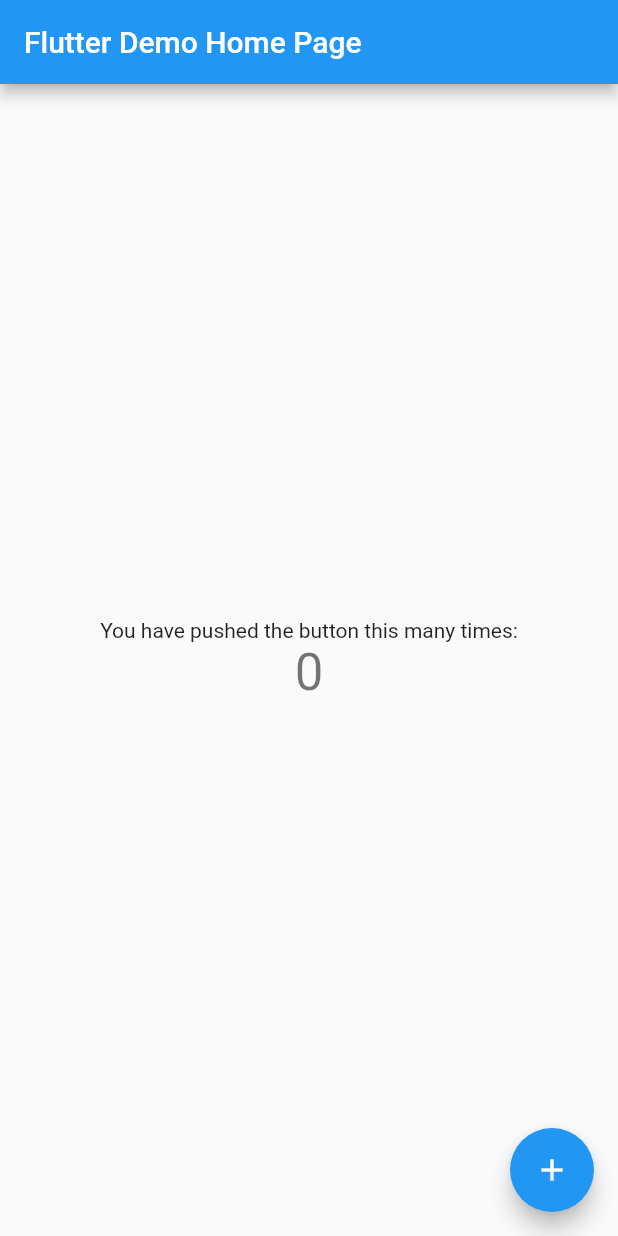
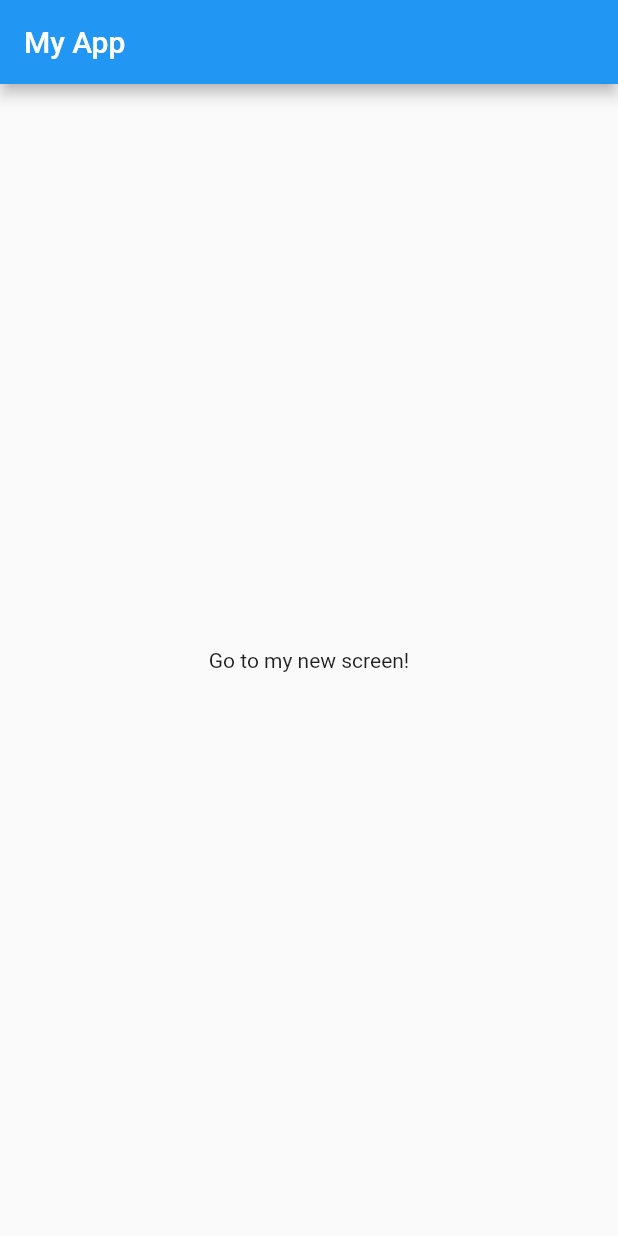
Before and after one commit to Anyastasia/lms_app, a Flutter app: the screen it shows after launch, on a phone screen of 412 x 824 dp. Run offline on Flutter 3.47's test engine with Material 2 defaults, Android fonts, the phone set to English and light mode, and no system bars.

Commit message:
created home, quiz, profile pages and main navigation

```diff
--- a/lib/main.dart
+++ b/lib/main.dart
@@ -1,4 +1,7 @@
 import 'package:flutter/material.dart';
+
+
+import 'navbar.dart';
 
 void main() {
   runApp(const MyApp());
@@ -13,15 +16,6 @@
     return MaterialApp(
       title: 'Flutter Demo',
       theme: ThemeData(
-        // This is the theme of your application.
-        //
-        // Try running your application with "flutter run". You'll see the
-        // application has a blue toolbar. Then, without quitting the app, try
-        // changing the primarySwatch below to Colors.green and then invoke
-        // "hot reload" (press "r" in the console where you ran "flutter run",
-        // or simply save your changes to "hot reload" in a Flutter IDE).
-        // Notice that the counter didn't reset back to zero; the application
-        // is not restarted.
         primarySwatch: Colors.blue,
       ),
       home: const MyHomePage(title: 'Flutter Demo Home Page'),
@@ -31,16 +25,6 @@
 
 class MyHomePage extends StatefulWidget {
   const MyHomePage({super.key, required this.title});
-
-  // This widget is the home page of your application. It is stateful, meaning
-  // that it has a State object (defined below) that contains fields that affect
-  // how it looks.
-
-  // This class is the configuration for the state. It holds the values (in this
-  // case the title) provided by the parent (in this case the App widget) and
-  // used by the build method of the State. Fields in a Widget subclass are
-  // always marked "final".
-
   final String title;
 
   @override
@@ -48,68 +32,26 @@
 }
 
 class _MyHomePageState extends State<MyHomePage> {
-  int _counter = 0;
-
-  void _incrementCounter() {
-    setState(() {
-      // This call to setState tells the Flutter framework that something has
-      // changed in this State, which causes it to rerun the build method below
-      // so that the display can reflect the updated values. If we changed
-      // _counter without calling setState(), then the build method would not be
-      // called again, and so nothing would appear to happen.
-      _counter++;
-    });
-  }
-
   @override
   Widget build(BuildContext context) {
-    // This method is rerun every time setState is called, for instance as done
-    // by the _incrementCounter method above.
-    //
-    // The Flutter framework has been optimized to make rerunning build methods
-    // fast, so that you can just rebuild anything that needs updating rather
-    // than having to individually change instances of widgets.
-    return Scaffold(
-      appBar: AppBar(
-        // Here we take the value from the MyHomePage object that was created by
-        // the App.build method, and use it to set our appbar title.
-        title: Text(widget.title),
-      ),
-      body: Center(
-        // Center is a layout widget. It takes a single child and positions it
-        // in the middle of the parent.
-        child: Column(
-          // Column is also a layout widget. It takes a list of children and
-          // arranges them vertically. By default, it sizes itself to fit its
-          // children horizontally, and tries to be as tall as its parent.
-          //
-          // Invoke "debug painting" (press "p" in the console, choose the
-          // "Toggle Debug Paint" action from the Flutter Inspector in Android
-          // Studio, or the "Toggle Debug Paint" command in Visual Studio Code)
-          // to see the wireframe for each widget.
-          //
-          // Column has various properties to control how it sizes itself and
-          // how it positions its children. Here we use mainAxisAlignment to
-          // center the children vertically; the main axis here is the vertical
-          // axis because Columns are vertical (the cross axis would be
-          // horizontal).
-          mainAxisAlignment: MainAxisAlignment.center,
-          children: <Widget>[
-            const Text(
-              'You have pushed the button this many times:',
-            ),
-            Text(
-              '$_counter',
-              style: Theme.of(context).textTheme.headlineMedium,
-            ),
-          ],
+    return MaterialApp(
+      title: 'My App',
+      home: Scaffold(
+        appBar: AppBar(
+          title: const Text('My App'),
+        ),
+        body: Center(
+          child: GestureDetector(
+            child: const Text('Go to my new screen!'),
+            onTap: () {
+              Navigator.push(
+                context,
+                MaterialPageRoute(builder: (context) => const Navigation()),
+              );
+            },
+          ),
         ),
       ),
-      floatingActionButton: FloatingActionButton(
-        onPressed: _incrementCounter,
-        tooltip: 'Increment',
-        child: const Icon(Icons.add),
-      ), // This trailing comma makes auto-formatting nicer for build methods.
     );
   }
 }
```
Also changed, not shown: lib/home.dart (added, +91 -0 lines), lib/language_screens/python.dart (added, +22 -0 lines), lib/navbar.dart (added, +56 -0 lines), lib/profile.dart (added, +23 -0 lines), lib/quiz.dart (added, +23 -0 lines).
